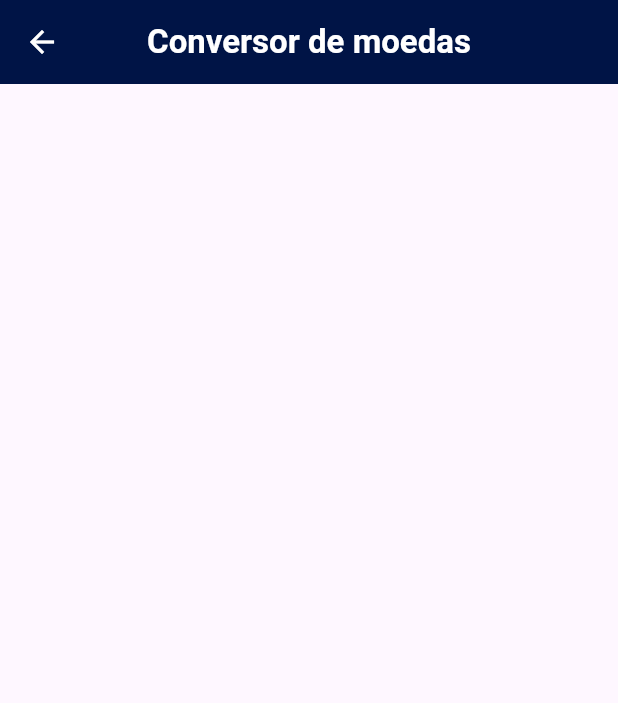
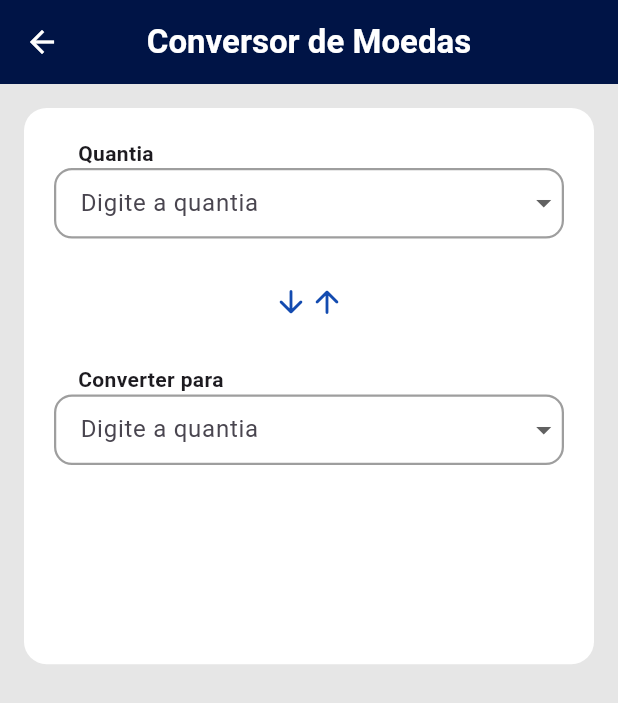
Before and after one commit to Reinertjg/LinceTechAcademy, a Flutter app: the ConversorMoeda screen opened by its route, on a phone screen of 412 x 824 dp. Shown: the top 703 px of the screen. Run offline on Flutter 3.47's test engine with Material 3 defaults, Android fonts, the light colour scheme and no system bars; missing offline and left inert: country_flags.

Commit message:
feat: Iniciando implementacao do conversor de moedas.

```diff
--- a/Flutter Training/tools_app/lib/Telas/tela_conversor_moeda.dart
+++ /dev/null
@@ -1,22 +0,0 @@
-import 'package:flutter/material.dart';
-
-class ConversorMoeda extends StatelessWidget {
-  const ConversorMoeda({super.key});
-
-  @override
-  Widget build(BuildContext context) {
-    return Scaffold(
-      appBar: AppBar(
-        iconTheme: IconThemeData(color: Colors.white),
-        title: Text(
-          'Conversor de moedas',
-          style: TextStyle(color: Colors.white,
-              fontWeight: FontWeight.bold
-          ),
-        ),
-        centerTitle: true,
-        backgroundColor: Color.fromRGBO(0, 20, 70, 1),
-      ),
-    );
-  }
-}
--- a/Flutter Training/tools_app/lib/main.dart
+++ b/Flutter Training/tools_app/lib/main.dart
@@ -1,7 +1,7 @@
 import 'package:tools_app/Telas/tela_calculadora.dart';
 import 'package:flutter/material.dart';
 import 'package:tools_app/Telas/tela_inicio.dart';
-import 'package:tools_app/Telas/tela_conversor_moeda.dart';
+import 'package:tools_app/modules/conversor_moedas/pages/tela_conversor_moeda.dart';
 import 'modules/conversor_unidades/pages/conversor_unidades_page.dart';
 
 void main() {
--- /dev/null
+++ b/Flutter Training/tools_app/lib/modules/conversor_moedas/controller/conversor_moedas_controller.dart
@@ -0,0 +1,16 @@
+
+import 'package:flutter/cupertino.dart';
+import 'package:country_flags/country_flags.dart';
+
+class ConversorMoedasController {
+
+  final TextEditingController origemController = TextEditingController();
+  final TextEditingController destinoController = TextEditingController();
+
+  String? moedaOrigemSelecionada;
+
+  final opcoesMoedas = [
+    'BRL',
+    'USD',
+  ];
+}
--- /dev/null
+++ b/Flutter Training/tools_app/lib/modules/conversor_moedas/pages/tela_conversor_moeda.dart
@@ -0,0 +1,248 @@
+import 'package:country_flags/country_flags.dart';
+import 'package:flutter/material.dart';
+import 'package:tools_app/modules/conversor_moedas/controller/conversor_moedas_controller.dart';
+
+class ConversorMoeda extends StatefulWidget {
+  const ConversorMoeda({super.key});
+
+  @override
+  State<ConversorMoeda> createState() => _ConversorMoedaState();
+}
+
+class _ConversorMoedaState extends State<ConversorMoeda> {
+  final controller = ConversorMoedasController();
+
+  @override
+  void dispose() {
+    controller.origemController.dispose();
+    controller.origemController.dispose();
+    super.dispose();
+  }
+
+  @override
+  Widget build(BuildContext context) {
+    return Scaffold(
+      appBar: AppBar(
+        iconTheme: IconThemeData(color: Colors.white),
+        title: Text(
+          'Conversor de Moedas',
+          style: TextStyle(color: Colors.white, fontWeight: FontWeight.bold),
+        ),
+        centerTitle: true,
+        backgroundColor: Color.fromRGBO(0, 20, 70, 1),
+      ),
+      backgroundColor: Color.fromRGBO(230, 230, 230, 1),
+      body: Padding(
+        padding: EdgeInsets.all(16.0),
+
+        // Container Branco
+        child: Container(
+          padding: EdgeInsets.all(20.0),
+          height: MediaQuery.of(context).size.width * 0.9,
+          decoration: BoxDecoration(
+            borderRadius: BorderRadius.all(Radius.circular(15)),
+            color: Colors.white,
+          ),
+
+          child:
+          /// TODO: Campo Quantia
+          Column(
+            crossAxisAlignment: CrossAxisAlignment.stretch,
+            children: [
+              Padding(
+                padding: const EdgeInsets.only(left: 16.0),
+                child: Text(
+                  'Quantia',
+                  style: TextStyle(fontWeight: FontWeight.bold),
+                ),
+              ),
+
+              // Input Quantia
+              Container(
+                decoration: BoxDecoration(
+                  border: Border.all(color: Colors.grey, width: 1.5),
+                  borderRadius: BorderRadius.circular(12),
+                ),
+                child: Row(
+                  children: [
+                    Expanded(
+                      // Campo de texto para a origem
+                      child: TextField(
+                        controller: controller.origemController,
+                        decoration: InputDecoration(
+                          hintText: 'Digite a quantia',
+                          border: InputBorder.none,
+                          isDense: true,
+                          contentPadding: EdgeInsets.symmetric(
+                            horizontal: 16,
+                            vertical: 10,
+                          ),
+                        ),
+                        keyboardType: TextInputType.number,
+                        onChanged: (value) {
+                          setState(() {});
+                        },
+                      ),
+                    ),
+
+                    // Dropdown para Moeda de Origem
+                    DropdownButtonHideUnderline(
+                      child: DropdownButton<String>(
+                        underline: SizedBox(),
+                        value: controller.moedaOrigemSelecionada,
+                        isDense: true,
+                        // Menor altura
+                        itemHeight: 48,
+                        items:
+                            controller.opcoesMoedas.map((tipo) {
+                              String label;
+                              switch (tipo) {
+                                case 'USD':
+                                  label = 'USD';
+                                  break;
+                                case 'BRL':
+                                  label = 'BRL';
+                                  break;
+                                default:
+                                  label = tipo;
+                              }
+                              return DropdownMenuItem(
+                                value: tipo,
+                                child: Row(
+                                  children: [
+                                    CountryFlag.fromCurrencyCode(tipo),
+                                    SizedBox(width: 8),
+                                    Text(label),
+                                  ],
+                                ),
+                              );
+                            }).toList(),
+                        onChanged: (value) {
+                          setState(() {
+                            controller.moedaOrigemSelecionada = value;
+                          });
+                        },
+                      ),
+                    ),
+                  ],
+                ),
+              ),
+
+              SizedBox(height: 30),
+
+              Row(
+                mainAxisAlignment: MainAxisAlignment.center,
+                children: [
+                  InkWell(
+                    onTap: () {
+                      setState(() {});
+                    },
+                    child: Row(
+                      children: [
+                        Icon(
+                          Icons.arrow_downward_rounded,
+                          color: Color.fromRGBO(19, 75, 176, 1),
+                        ),
+                        Icon(
+                          Icons.arrow_upward_rounded,
+                          color: Color.fromRGBO(19, 75, 176, 1),
+                        ),
+                      ],
+                    ),
+                  ),
+                ],
+              ),
+
+              SizedBox(height: 30),
+
+              /// TODO: Campo Converter para
+              Column(
+                crossAxisAlignment: CrossAxisAlignment.stretch,
+                children: [
+                  Padding(
+                    padding: const EdgeInsets.only(left: 16.0),
+                    child: Text(
+                      'Converter para',
+                      style: TextStyle(fontWeight: FontWeight.bold),
+                    ),
+                  ),
+
+                  // Input Quantia
+                  Container(
+                    decoration: BoxDecoration(
+                      border: Border.all(color: Colors.grey, width: 1.5),
+                      borderRadius: BorderRadius.circular(12),
+                    ),
+                    child: Row(
+                      children: [
+                        Expanded(
+                          // Campo de texto para a origem
+                          child: TextField(
+                            controller: controller.origemController,
+                            decoration: InputDecoration(
+                              hintText: 'Digite a quantia',
+                              border: InputBorder.none,
+                              isDense: true,
+                              contentPadding: EdgeInsets.symmetric(
+                                horizontal: 16,
+                                vertical: 10,
+                              ),
+                            ),
+                            keyboardType: TextInputType.number,
+                            onChanged: (value) {
+                              setState(() {});
+                            },
+                          ),
+                        ),
+
+                        // Dropdown para Moeda de Origem
+                        DropdownButtonHideUnderline(
+                          child: DropdownButton<String>(
+                            underline: SizedBox(),
+                            value: controller.moedaOrigemSelecionada,
+                            isDense: true,
+                            // Menor altura
+                            itemHeight: 48,
+                            items:
+                                controller.opcoesMoedas.map((tipo) {
+                                  String label;
+                                  switch (tipo) {
+                                    case 'USD':
+                                      label = 'USD';
+                                      break;
+                                    case 'BRL':
+                                      label = 'BRL';
+                                      break;
+                                    default:
+                                      label = tipo;
+                                  }
+                                  return DropdownMenuItem(
+                                    value: tipo,
+                                    child: Row(
+                                      children: [
+                                        CountryFlag.fromCurrencyCode(tipo),
+                                        SizedBox(width: 8),
+                                        Text(label),
+                                      ],
+                                    ),
+                                  );
+                                }).toList(),
+                            onChanged: (value) {
+                              setState(() {
+                                controller.moedaOrigemSelecionada = value;
+                              });
+                            },
+                          ),
+                        ),
+                      ],
+                    ),
+                  ),
+                ],
+              ),
+            ],
+          ),
+        ),
+      ),
+    );
+  }
+}
--- a/Flutter Training/tools_app/pubspec.yaml
+++ b/Flutter Training/tools_app/pubspec.yaml
@@ -34,6 +34,7 @@ dependencies:
   # The following adds the Cupertino Icons font to your application.
   # Use with the CupertinoIcons class for iOS style icons.
   cupertino_icons: ^1.0.8
+  country_flags: ^3.3.0
 
 dev_dependencies:
   flutter_test:
```
Also changed, not shown: Flutter Training/tools_app/pubspec.lock.
